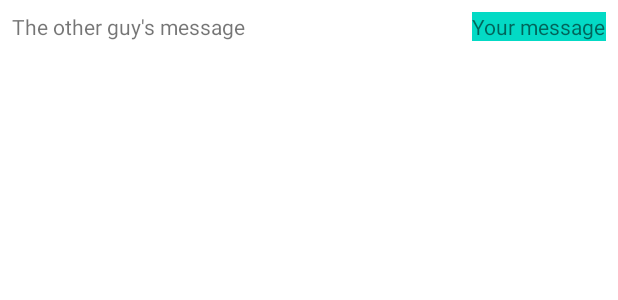
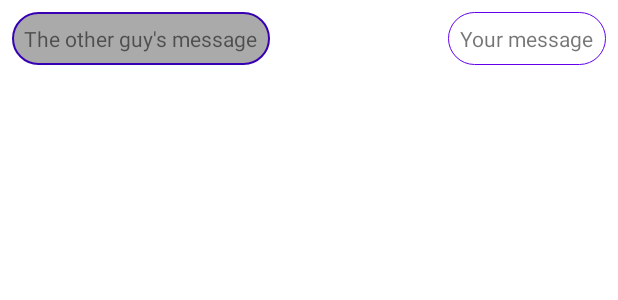
Before and after one commit to Fruit-Punch-Samurai/FireChat, an Android app: the layout chat_recycler.xml on its own in the app's theme, with its tools: preview values and no code run, on a phone screen of 412 x 824 dp. Shown: the top 300 px of the screen. Run offline under Robolectric (Android 15) with nearby library versions, the phone set to English and light mode, and no system bars.

Commit message:
UI enhancements
Signed-off-by: Yaya <yayadevbox@gmail.com>

```diff
--- a/app/src/main/java/com/fruitPunchSamurai/firechat/others/RecyclerOptions.kt
+++ b/app/src/main/java/com/fruitPunchSamurai/firechat/others/RecyclerOptions.kt
@@ -23,8 +23,7 @@ object RecyclerOptions {
         return FirestorePagingOptions.Builder<User>()
             .setLifecycleOwner(lifecycleOwner)
             .setQuery(
-                rootCollection.collection("Users").orderBy("name"),
-                config, User::class.java
+                rootCollection.collection("Users").orderBy("name"), config, User::class.java
             ).build()
     }
 
--- a/app/src/main/java/com/fruitPunchSamurai/firechat/repos/FireMessagesRepo.kt
+++ b/app/src/main/java/com/fruitPunchSamurai/firechat/repos/FireMessagesRepo.kt
@@ -34,7 +34,9 @@ class FireMessagesRepo {
             .document(receiverID).set(lastMessage.apply { read = true }).await()
         lastMessagesColl.document(receiverID).collection("LastMessages")
             .document(currentUserID)
-            .set(lastMessage.apply { read = false;contactName = currentUsername }).await()
+            .set(lastMessage.apply {
+                read = false;contactName = currentUsername;contactID = currentUserID
+            }).await()
     }
 
 }
--- a/app/src/main/java/com/fruitPunchSamurai/firechat/viewModels/ChatViewModel.kt
+++ b/app/src/main/java/com/fruitPunchSamurai/firechat/viewModels/ChatViewModel.kt
@@ -41,7 +41,7 @@ class ChatViewModel : ViewModel() {
                 contactName = receiverName
             }
 
-            repo.addMessage(message, auth.getUID()!!, receiverID)
+            repo.addMessage(message, message.ownerID, receiverID)
             repo.addLastMessage(lastMessage, auth.getUID()!!, receiverID)
             state.postValue(MyState.Finished())
             newMessage.postValue("")
--- a/app/src/main/java/com/fruitPunchSamurai/firechat/viewModels/UsersViewModel.kt
+++ b/app/src/main/java/com/fruitPunchSamurai/firechat/viewModels/UsersViewModel.kt
@@ -4,5 +4,4 @@ import android.app.Application
 import androidx.lifecycle.AndroidViewModel
 
 class UsersViewModel(application: Application) : AndroidViewModel(application) {
-
 }
--- /dev/null
+++ b/app/src/main/res/drawable/his_message_background.xml
@@ -0,0 +1,16 @@
+<?xml version="1.0" encoding="utf-8"?>
+<shape xmlns:android="http://schemas.android.com/apk/res/android"
+    android:shape="rectangle">
+
+    <!-- View background color -->
+    <solid android:color="@android:color/darker_gray" />
+
+    <!-- The radius makes the corners rounded -->
+    <corners android:radius="20dp" />
+
+    <!-- Borders color -->
+    <stroke
+        android:width="1dp"
+        android:color="@color/colorPrimaryDark" />
+
+</shape>
--- /dev/null
+++ b/app/src/main/res/drawable/my_message_background.xml
@@ -0,0 +1,16 @@
+<?xml version="1.0" encoding="utf-8"?>
+<shape xmlns:android="http://schemas.android.com/apk/res/android"
+    android:shape="rectangle">
+
+    <!-- View background color -->
+    <solid android:color="@android:color/white" />
+
+    <!-- The radius makes the corners rounded -->
+    <corners android:radius="20dp" />
+
+    <!-- Borders color -->
+    <stroke
+        android:width="0.75dp"
+        android:color="@color/colorPrimary" />
+
+</shape>
--- a/app/src/main/res/layout/chat_recycler.xml
+++ b/app/src/main/res/layout/chat_recycler.xml
@@ -16,7 +16,6 @@
 
         <TextView
             android:id="@+id/textView"
-            android:background="@color/colorAccent"
             android:layout_width="wrap_content"
             android:layout_height="wrap_content"
             android:layout_alignParentTop="true"
@@ -25,11 +24,15 @@
             android:layout_marginTop="8dp"
             android:layout_marginEnd="8dp"
             android:layout_marginBottom="8dp"
+            android:background="@drawable/my_message_background"
+            android:padding="8dp"
             android:text="@{message.msg}"
             app:bindMyMessage="@{message}"
+            tools:ignore="RelativeOverlap"
             tools:text="Your message" />
 
         <TextView
+            android:background="@drawable/his_message_background"
             android:id="@+id/textView2"
             android:layout_width="wrap_content"
             android:layout_height="wrap_content"
@@ -39,6 +42,7 @@
             android:layout_marginTop="8dp"
             android:layout_marginEnd="8dp"
             android:layout_marginBottom="8dp"
+            android:padding="8dp"
             android:text="@{message.msg}"
             app:bindReceiverMessage="@{message}"
             tools:text="The other guy's message" />
--- a/app/src/main/res/layout/last_messages_fragment.xml
+++ b/app/src/main/res/layout/last_messages_fragment.xml
@@ -16,6 +16,7 @@
         tools:context=".fragments.LastMessagesFrag">
 
         <androidx.recyclerview.widget.RecyclerView
+            android:layout_margin="4dp"
             android:id="@+id/messagesRecycler"
             android:layout_width="match_parent"
             android:layout_height="match_parent"
--- a/app/src/main/res/layout/users_fragment.xml
+++ b/app/src/main/res/layout/users_fragment.xml
@@ -18,6 +18,7 @@
 
         <androidx.recyclerview.widget.RecyclerView
             android:id="@+id/usersRecycler"
+            android:layout_margin="4dp"
             android:layout_width="match_parent"
             android:layout_height="match_parent"
             app:layoutManager="androidx.recyclerview.widget.LinearLayoutManager"
```
Also changed, not shown: app/src/main/java/com/fruitPunchSamurai/firechat/fragments/ChatFrag.kt (+9 -1 lines), app/src/main/res/drawable/default_background.xml (added, +16 -0 lines), app/src/main/res/layout/chat_fragment.xml (+42 -2 lines), app/src/main/res/layout/last_messages_recycler.xml (+15 -7 lines), app/src/main/res/layout/users_recycler.xml (+16 -5 lines).
